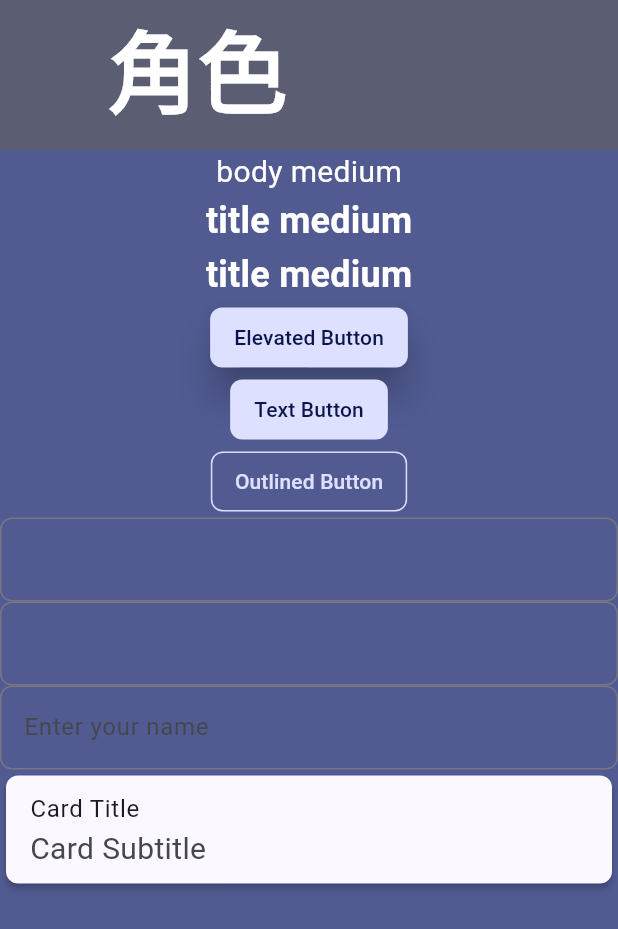
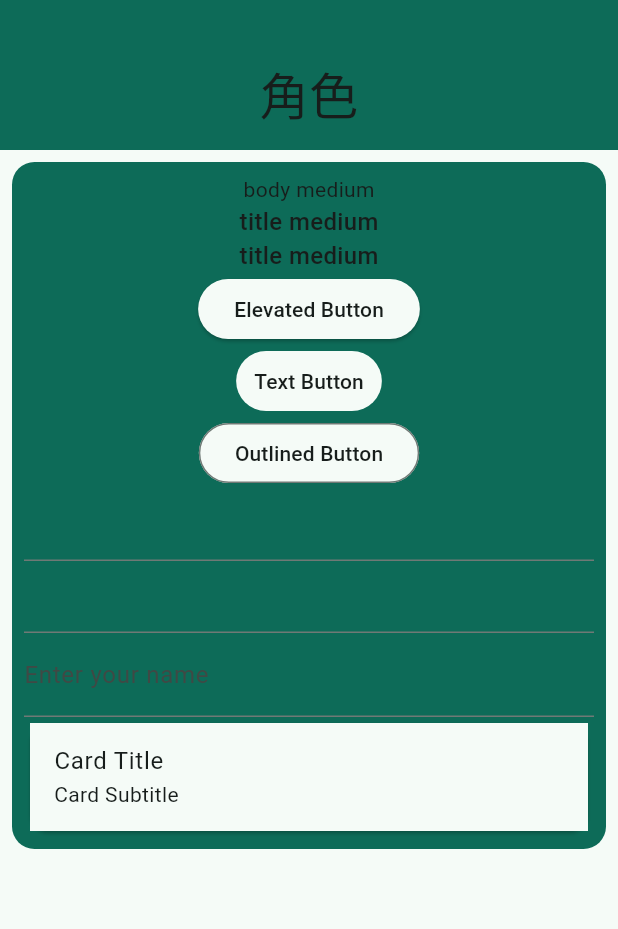
Before and after one commit to wesley990/demo_rpg, a Flutter app: the screen it shows after launch, on a phone screen of 412 x 824 dp. Shown: the top 929 px of the screen. Run offline on Flutter 3.47's test engine with Material 3 defaults, Android fonts, the phone set to English and light mode, and no system bars; our stand-ins replace firebase_core; accounts and stored records are empty.

Commit message:
add theme2

```diff
--- a/lib/home/home.dart
+++ b/lib/home/home.dart
@@ -1,7 +1,7 @@
 // home screen
 // an appbar with a ttile of "角色"
 // use customscrollview to make the listview scrollable and add a sliverlist
-import 'package:demo_rpg/home/theme.dart';
+import 'package:demo_rpg/home/theme2.dart';
 import 'package:flutter/material.dart';
 
 class HomeScreen extends StatelessWidget {
@@ -27,6 +27,7 @@ class HomeScreen extends StatelessWidget {
                 '角色',
                 // style: AppTheme.titleLarge(context),
               ),
+              centerTitle: true,
             ),
             // actions: [
             //   IconButton(icon: const Icon(Icons.more_vert), onPressed: () {}),
@@ -35,23 +36,21 @@ class HomeScreen extends StatelessWidget {
             // ],
           ),
           SliverToBoxAdapter(
-            child: Container(
-              height: 1000,
-              color: context.colorContainer,
+            child: StyledContainer(
               child: Center(
                 child: Column(
                   children: [
-                    Text(
+                    const Text(
                       'body medium',
-                      style: context.bodyMedium,
+                      style: AppTheme.bodyMedium,
                     ),
-                    Text(
+                    const Text(
                       'title medium',
-                      style: context.titleMedium,
+                      style: AppTheme.titleMedium,
                     ),
-                    Text(
+                    const Text(
                       'title medium',
-                      style: context.titleMedium,
+                      style: AppTheme.titleMedium,
                     ),
                     ElevatedButton(
                       onPressed: () {
--- /dev/null
+++ b/lib/home/theme2.dart
@@ -0,0 +1,393 @@
+import 'package:flutter/material.dart';
+
+class AppTheme {
+  AppTheme._(); // Private constructor to prevent instantiation
+
+  // Define your seed colors here
+  static const Color _lightSeedColor = Color.fromARGB(255, 108, 111, 109);
+  static const Color _darkSeedColor = Colors.blueAccent;
+
+  // Light theme
+  static final ThemeData lightTheme =
+      _getThemeData(_lightSeedColor, Brightness.light);
+
+  // Dark theme
+  static final ThemeData darkTheme =
+      _getThemeData(_darkSeedColor, Brightness.dark);
+
+  // Helper method to generate ThemeData
+  static ThemeData _getThemeData(Color seedColor, Brightness brightness) {
+    final colorScheme = ColorScheme.fromSeed(
+      seedColor: seedColor,
+      brightness: brightness,
+    );
+
+    return ThemeData(
+      useMaterial3: true,
+      colorScheme: colorScheme,
+      brightness: brightness,
+    ).copyWith(
+      badgeTheme: _badgeTheme(colorScheme),
+      bottomAppBarTheme: _bottomAppBarTheme(colorScheme),
+      bottomSheetTheme: _bottomSheetTheme(colorScheme),
+      elevatedButtonTheme: _elevatedButtonTheme(colorScheme),
+      filledButtonTheme: _filledButtonTheme(colorScheme),
+      outlinedButtonTheme: _outlinedButtonTheme(colorScheme),
+      textButtonTheme: _textButtonTheme(colorScheme),
+      floatingActionButtonTheme: _floatingActionButtonTheme(colorScheme),
+      iconButtonTheme: _iconButtonTheme(colorScheme),
+      cardTheme: _cardTheme(colorScheme),
+      checkboxTheme: _checkboxTheme(colorScheme),
+      chipTheme: _chipTheme(colorScheme),
+      dialogTheme: _dialogTheme(colorScheme),
+      dividerTheme: _dividerTheme(colorScheme),
+      listTileTheme: _listTileTheme(colorScheme),
+      navigationBarTheme: _navigationBarTheme(colorScheme),
+      navigationDrawerTheme: _navigationDrawerTheme(colorScheme),
+      navigationRailTheme: _navigationRailTheme(colorScheme),
+      progressIndicatorTheme: _progressIndicatorTheme(colorScheme),
+      radioTheme: _radioTheme(colorScheme),
+      sliderTheme: _sliderTheme(colorScheme),
+      switchTheme: _switchTheme(colorScheme),
+      tabBarTheme: _tabBarTheme(colorScheme),
+      textSelectionTheme: _textSelectionTheme(colorScheme),
+      timePickerTheme: _timePickerTheme(colorScheme),
+      appBarTheme: _appBarTheme(colorScheme),
+      extensions: [
+        containerTheme(colorScheme),
+      ],
+    );
+  }
+
+  // Predefined Container Theme
+  static ContainerTheme containerTheme(ColorScheme colorScheme) =>
+      ContainerTheme(
+        defaultPadding: const EdgeInsets.all(8.0),
+        defaultMargin: const EdgeInsets.all(8.0),
+        defaultBorderRadius: BorderRadius.circular(15.0),
+        defaultColor: colorScheme.primary, // Use the theme's primary color
+      );
+
+  // Text styles
+  static const TextStyle displayLarge =
+      TextStyle(fontSize: 57, fontWeight: FontWeight.normal);
+  static const TextStyle displayMedium =
+      TextStyle(fontSize: 45, fontWeight: FontWeight.normal);
+  static const TextStyle displaySmall =
+      TextStyle(fontSize: 36, fontWeight: FontWeight.normal);
+  static const TextStyle headlineLarge =
+      TextStyle(fontSize: 32, fontWeight: FontWeight.normal);
+  static const TextStyle headlineMedium =
+      TextStyle(fontSize: 28, fontWeight: FontWeight.normal);
+  static const TextStyle headlineSmall =
+      TextStyle(fontSize: 24, fontWeight: FontWeight.normal);
+  static const TextStyle titleLarge =
+      TextStyle(fontSize: 22, fontWeight: FontWeight.normal);
+  static const TextStyle bodyLarge =
+      TextStyle(fontSize: 16, fontWeight: FontWeight.normal);
+  static const TextStyle bodyMedium =
+      TextStyle(fontSize: 14, fontWeight: FontWeight.normal);
+  static const TextStyle bodySmall =
+      TextStyle(fontSize: 12, fontWeight: FontWeight.normal);
+  static const TextStyle titleMedium =
+      TextStyle(fontSize: 16, fontWeight: FontWeight.w500);
+  static const TextStyle titleSmall =
+      TextStyle(fontSize: 14, fontWeight: FontWeight.w500);
+  static const TextStyle labelLarge =
+      TextStyle(fontSize: 14, fontWeight: FontWeight.w500);
+  static const TextStyle labelMedium =
+      TextStyle(fontSize: 12, fontWeight: FontWeight.w500);
+  static const TextStyle labelSmall =
+      TextStyle(fontSize: 11, fontWeight: FontWeight.w500);
+
+  // Component themes
+  // Updated theme methods
+  static BadgeThemeData _badgeTheme(ColorScheme colorScheme) => BadgeThemeData(
+        backgroundColor: colorScheme.secondary,
+        textColor: colorScheme.onSecondary,
+      );
+
+  static BottomAppBarTheme _bottomAppBarTheme(ColorScheme colorScheme) =>
+      BottomAppBarTheme(
+        color: colorScheme.surface,
+        elevation: 0,
+      );
+
+  static BottomSheetThemeData _bottomSheetTheme(ColorScheme colorScheme) =>
+      BottomSheetThemeData(
+        backgroundColor: colorScheme.surface,
+        modalBackgroundColor: colorScheme.surface,
+        shape: const RoundedRectangleBorder(
+          borderRadius: BorderRadius.vertical(top: Radius.circular(16)),
+        ),
+      );
+
+  static ElevatedButtonThemeData _elevatedButtonTheme(
+          ColorScheme colorScheme) =>
+      ElevatedButtonThemeData(
+        style: ElevatedButton.styleFrom(
+          backgroundColor: colorScheme.surface,
+          foregroundColor: colorScheme.onSurface,
+        ),
+      );
+
+  static FilledButtonThemeData _filledButtonTheme(ColorScheme colorScheme) =>
+      FilledButtonThemeData(
+        style: FilledButton.styleFrom(
+          backgroundColor: colorScheme.surface,
+          foregroundColor: colorScheme.onSurface,
+        ),
+      );
+
+  static OutlinedButtonThemeData _outlinedButtonTheme(
+          ColorScheme colorScheme) =>
+      OutlinedButtonThemeData(
+        style: OutlinedButton.styleFrom(
+          backgroundColor: colorScheme.surface,
+          foregroundColor: colorScheme.onSurface,
+          side: BorderSide(color: colorScheme.outline),
+        ),
+      );
+
+  static TextButtonThemeData _textButtonTheme(ColorScheme colorScheme) =>
+      TextButtonThemeData(
+        style: TextButton.styleFrom(
+          backgroundColor: colorScheme.surface,
+          foregroundColor: colorScheme.onSurface,
+        ),
+      );
+
+  static FloatingActionButtonThemeData _floatingActionButtonTheme(
+          ColorScheme colorScheme) =>
+      FloatingActionButtonThemeData(
+        backgroundColor: colorScheme.primary,
+        foregroundColor: colorScheme.onPrimary,
+      );
+
+  static IconButtonThemeData _iconButtonTheme(ColorScheme colorScheme) =>
+      IconButtonThemeData(
+        style: IconButton.styleFrom(
+          foregroundColor: colorScheme.primary,
+        ),
+      );
+
+  static CardTheme _cardTheme(ColorScheme colorScheme) => CardTheme(
+        color: colorScheme.surface,
+        shadowColor: colorScheme.shadow,
+        elevation: 1,
+        shape: RoundedRectangleBorder(borderRadius: BorderRadius.circular(12)),
+      );
+
+  static CheckboxThemeData _checkboxTheme(ColorScheme colorScheme) =>
+      CheckboxThemeData(
+        fillColor: WidgetStateProperty.resolveWith((states) {
+          if (states.contains(WidgetState.selected)) {
+            return colorScheme.primary;
+          }
+          return colorScheme.surface;
+        }),
+        checkColor: WidgetStateProperty.all(colorScheme.onPrimary),
+      );
+
+  static ChipThemeData _chipTheme(ColorScheme colorScheme) => ChipThemeData(
+        backgroundColor: colorScheme.surface,
+        deleteIconColor: colorScheme.onSurface,
+        labelStyle: TextStyle(color: colorScheme.onSurface),
+        shape: RoundedRectangleBorder(borderRadius: BorderRadius.circular(8)),
+      );
+
+  static DialogTheme _dialogTheme(ColorScheme colorScheme) => DialogTheme(
+        backgroundColor: colorScheme.surface,
+        shape: RoundedRectangleBorder(borderRadius: BorderRadius.circular(16)),
+      );
+
+  static DividerThemeData _dividerTheme(ColorScheme colorScheme) =>
+      DividerThemeData(
+        color: colorScheme.outline,
+        thickness: 1,
+      );
+
+  static ListTileThemeData _listTileTheme(ColorScheme colorScheme) =>
+      ListTileThemeData(
+        tileColor: colorScheme.surface,
+        iconColor: colorScheme.primary,
+        textColor: colorScheme.onSurface,
+      );
+
+  static NavigationBarThemeData _navigationBarTheme(ColorScheme colorScheme) =>
+      NavigationBarThemeData(
+        backgroundColor: colorScheme.surface,
+        indicatorColor: colorScheme.primaryContainer,
+        labelTextStyle:
+            WidgetStateProperty.all(TextStyle(color: colorScheme.onSurface)),
+      );
+
+  static NavigationDrawerThemeData _navigationDrawerTheme(
+          ColorScheme colorScheme) =>
+      NavigationDrawerThemeData(
+        backgroundColor: colorScheme.surface,
+        indicatorColor: colorScheme.primaryContainer,
+      );
+
+  static NavigationRailThemeData _navigationRailTheme(
+          ColorScheme colorScheme) =>
+      NavigationRailThemeData(
+        backgroundColor: colorScheme.surface,
+        selectedIconTheme: IconThemeData(color: colorScheme.primary),
+        unselectedIconTheme: IconThemeData(color: colorScheme.onSurface),
+      );
+
+  static ProgressIndicatorThemeData _progressIndicatorTheme(
+          ColorScheme colorScheme) =>
+      ProgressIndicatorThemeData(
+        color: colorScheme.primary,
+        linearTrackColor: colorScheme.primaryContainer,
+      );
+
+  static RadioThemeData _radioTheme(ColorScheme colorScheme) => RadioThemeData(
+        fillColor: WidgetStateProperty.resolveWith((states) {
+          if (states.contains(WidgetState.selected)) {
+            return colorScheme.primary;
+          }
+          return colorScheme.onSurface;
+        }),
+      );
+
+  static SliderThemeData _sliderTheme(ColorScheme colorScheme) =>
+      SliderThemeData(
+        activeTrackColor: colorScheme.primary,
+        inactiveTrackColor: colorScheme.primaryContainer,
+        thumbColor: colorScheme.primary,
+        overlayColor: colorScheme.primary.withOpacity(0.12),
+      );
+
+  static SwitchThemeData _switchTheme(ColorScheme colorScheme) =>
+      SwitchThemeData(
+        thumbColor: WidgetStateProperty.resolveWith((states) {
+          if (states.contains(WidgetState.selected)) {
+            return colorScheme.primary;
+          }
+          return colorScheme.outline;
+        }),
+        trackColor: WidgetStateProperty.resolveWith((states) {
+          if (states.contains(WidgetState.selected)) {
+            return colorScheme.primaryContainer;
+          }
+          return colorScheme.surfaceContainerHighest;
+        }),
+      );
+
+  static TabBarTheme _tabBarTheme(ColorScheme colorScheme) => TabBarTheme(
+        labelColor: colorScheme.primary,
+        unselectedLabelColor: colorScheme.onSurface,
+        indicator: UnderlineTabIndicator(
+          borderSide: BorderSide(color: colorScheme.primary, width: 2),
+        ),
+      );
+
+  static TextSelectionThemeData _textSelectionTheme(ColorScheme colorScheme) =>
+      TextSelectionThemeData(
+        cursorColor: colorScheme.primary,
+        selectionColor: colorScheme.primary.withOpacity(0.2),
+        selectionHandleColor: colorScheme.primary,
+      );
+
+  static TimePickerThemeData _timePickerTheme(ColorScheme colorScheme) =>
+      TimePickerThemeData(
+        backgroundColor: colorScheme.surface,
+        hourMinuteColor: colorScheme.primaryContainer,
+        hourMinuteTextColor: colorScheme.onPrimaryContainer,
+        dialHandColor: colorScheme.primary,
+        dialBackgroundColor: colorScheme.primaryContainer,
+      );
+
+  static AppBarTheme _appBarTheme(ColorScheme colorScheme) => AppBarTheme(
+        backgroundColor: colorScheme.primary,
+        foregroundColor: colorScheme.onPrimary,
+        elevation: 0,
+      );
+}
+
+class ContainerTheme extends ThemeExtension<ContainerTheme> {
+  final EdgeInsetsGeometry defaultPadding;
+  final EdgeInsetsGeometry defaultMargin;
+  final BorderRadius defaultBorderRadius;
+  final Color defaultColor;
+
+  ContainerTheme({
+    required this.defaultPadding,
+    required this.defaultMargin,
+    required this.defaultBorderRadius,
+    required this.defaultColor,
+  });
+
+  @override
+  ThemeExtension<ContainerTheme> copyWith({
+    EdgeInsetsGeometry? defaultPadding,
+    EdgeInsetsGeometry? defaultMargin,
+    BorderRadius? defaultBorderRadius,
+    Color? defaultColor,
+  }) {
+    return ContainerTheme(
+      defaultPadding: defaultPadding ?? this.defaultPadding,
+      defaultMargin: defaultMargin ?? this.defaultMargin,
+      defaultBorderRadius: defaultBorderRadius ?? this.defaultBorderRadius,
+      defaultColor: defaultColor ?? this.defaultColor,
+    );
+  }
+
+  @override
+  ThemeExtension<ContainerTheme> lerp(
+      ThemeExtension<ContainerTheme>? other, double t) {
+    if (other is! ContainerTheme) {
+      return this;
+    }
+    return ContainerTheme(
+      defaultPadding:
+          EdgeInsetsGeometry.lerp(defaultPadding, other.defaultPadding, t)!,
+      defaultMargin:
+          EdgeInsetsGeometry.lerp(defaultMargin, other.defaultMargin, t)!,
+      defaultBorderRadius:
+          BorderRadius.lerp(defaultBorderRadius, other.defaultBorderRadius, t)!,
+      defaultColor: Color.lerp(defaultColor, other.defaultColor, t)!,
+    );
+  }
+}
+
+extension ContainerThemeExtension on ThemeData {
+  ContainerTheme get containerTheme => extension<ContainerTheme>()!;
+}
+
+class StyledContainer extends StatelessWidget {
+  final Widget child;
+  final EdgeInsetsGeometry? padding;
+  final EdgeInsetsGeometry? margin;
+  final BorderRadius? borderRadius;
+  final Color? color;
+  final double? elevation;
+
+  const StyledContainer({
+    super.key,
+    required this.child,
+    this.padding,
+    this.margin,
+    this.borderRadius,
+    this.color,
+    this.elevation,
+  });
+
+  @override
+  Widget build(BuildContext context) {
+    final containerTheme = Theme.of(context).containerTheme;
+
+    return Container(
+      padding: padding ?? containerTheme.defaultPadding,
+      margin: margin ?? containerTheme.defaultMargin,
+      decoration: BoxDecoration(
+        color: color ?? containerTheme.defaultColor,
+        borderRadius: borderRadius ?? containerTheme.defaultBorderRadius,
+      ),
+      child: child,
+    );
+  }
+}
--- a/lib/main.dart
+++ b/lib/main.dart
@@ -1,5 +1,5 @@
 import 'package:demo_rpg/home/home.dart';
-import 'package:demo_rpg/home/theme.dart';
+import 'package:demo_rpg/home/theme2.dart';
 import 'package:flutter/material.dart';
 import 'package:firebase_core/firebase_core.dart';
 import 'firebase_options.dart';
@@ -21,6 +21,7 @@ class MainApp extends StatelessWidget {
       debugShowCheckedModeBanner: false,
       theme: AppTheme.lightTheme,
       darkTheme: AppTheme.darkTheme,
+      themeMode: ThemeMode.system,
       home: const Scaffold(
         body: Center(
           child: HomeScreen(),
```
